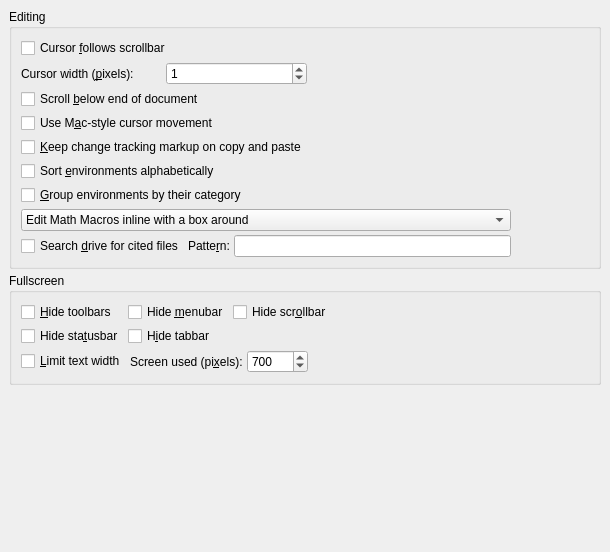
First picture: the form in src/frontends/qt/ui/PrefEditUi.ui, repository cburschka/lyx, before the edit.
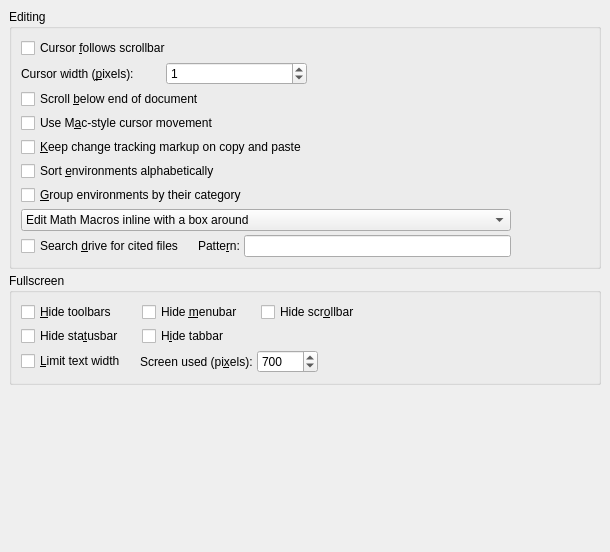
Second picture: the form after the edit.

```diff
--- a/src/frontends/qt/ui/PrefEditUi.ui
+++ b/src/frontends/qt/ui/PrefEditUi.ui
@@ -120,6 +120,22 @@
           </property>
          </widget>
         </item>
+        <item>
+         <spacer name="horizontalSpacer_8">
+          <property name="orientation">
+           <enum>Qt::Horizontal</enum>
+          </property>
+          <property name="sizeType">
+           <enum>QSizePolicy::Fixed</enum>
+          </property>
+          <property name="sizeHint" stdset="0">
+           <size>
+            <width>10</width>
+            <height>20</height>
+           </size>
+          </property>
+         </spacer>
+        </item>
         <item>
          <layout class="QHBoxLayout" name="horizontalLayout_3">
           <item>
@@ -208,42 +224,32 @@
       <bool>true</bool>
      </property>
      <layout class="QGridLayout" name="gridLayout_2">
-      <item row="0" column="0">
-       <widget class="QCheckBox" name="toggleToolbarsCB">
-        <property name="sizePolicy">
-         <sizepolicy hsizetype="Fixed" vsizetype="Fixed">
-          <horstretch>0</horstretch>
-          <verstretch>0</verstretch>
-         </sizepolicy>
-        </property>
-        <property name="text">
-         <string>&amp;Hide toolbars</string>
-        </property>
-       </widget>
-      </item>
-      <item row="0" column="1">
+      <item row="0" column="2">
        <widget class="QCheckBox" name="toggleMenubarCB">
         <property name="text">
          <string>Hide &amp;menubar</string>
         </property>
        </widget>
       </item>
-      <item row="0" column="2">
+      <item row="0" column="4">
        <widget class="QCheckBox" name="toggleScrollbarCB">
         <property name="text">
          <string>Hide scr&amp;ollbar</string>
         </property>
        </widget>
       </item>
-      <item row="0" column="3" rowspan="2">
-       <spacer name="horizontalSpacer_4">
+      <item row="0" column="1">
+       <spacer name="horizontalSpacer_5">
         <property name="orientation">
          <enum>Qt::Horizontal</enum>
         </property>
+        <property name="sizeType">
+         <enum>QSizePolicy::Fixed</enum>
+        </property>
         <property name="sizeHint" stdset="0">
          <size>
-          <width>146</width>
-          <height>38</height>
+          <width>10</width>
+          <height>20</height>
          </size>
         </property>
        </spacer>
@@ -255,14 +261,43 @@
         </property>
        </widget>
       </item>
-      <item row="1" column="1">
+      <item row="1" column="2">
        <widget class="QCheckBox" name="toggleTabbarCB">
         <property name="text">
          <string>H&amp;ide tabbar</string>
         </property>
        </widget>
       </item>
-      <item row="2" column="0" colspan="4">
+      <item row="0" column="5" rowspan="2">
+       <spacer name="horizontalSpacer_4">
+        <property name="orientation">
+         <enum>Qt::Horizontal</enum>
+        </property>
+        <property name="sizeHint" stdset="0">
+         <size>
+          <width>146</width>
+          <height>38</height>
+         </size>
+        </property>
+       </spacer>
+      </item>
+      <item row="1" column="1">
+       <spacer name="horizontalSpacer_6">
+        <property name="orientation">
+         <enum>Qt::Horizontal</enum>
+        </property>
+        <property name="sizeType">
+         <enum>QSizePolicy::Fixed</enum>
+        </property>
+        <property name="sizeHint" stdset="0">
+         <size>
+          <width>10</width>
+          <height>20</height>
+         </size>
+        </property>
+       </spacer>
+      </item>
+      <item row="2" column="0" colspan="6">
        <layout class="QHBoxLayout" name="horizontalLayout_4">
         <item>
          <widget class="QCheckBox" name="fullscreenLimitCB">
@@ -271,6 +306,22 @@
           </property>
          </widget>
         </item>
+        <item>
+         <spacer name="horizontalSpacer_9">
+          <property name="orientation">
+           <enum>Qt::Horizontal</enum>
+          </property>
+          <property name="sizeType">
+           <enum>QSizePolicy::Fixed</enum>
+          </property>
+          <property name="sizeHint" stdset="0">
+           <size>
+            <width>10</width>
+            <height>20</height>
+           </size>
+          </property>
+         </spacer>
+        </item>
         <item>
          <widget class="QLabel" name="fullscreenWidthLA">
           <property name="text">
@@ -312,6 +363,35 @@
         </item>
        </layout>
       </item>
+      <item row="0" column="0">
+       <widget class="QCheckBox" name="toggleToolbarsCB">
+        <property name="sizePolicy">
+         <sizepolicy hsizetype="Fixed" vsizetype="Fixed">
+          <horstretch>0</horstretch>
+          <verstretch>0</verstretch>
+         </sizepolicy>
+        </property>
+        <property name="text">
+         <string>&amp;Hide toolbars</string>
+        </property>
+       </widget>
+      </item>
+      <item row="0" column="3">
+       <spacer name="horizontalSpacer_7">
+        <property name="orientation">
+         <enum>Qt::Horizontal</enum>
+        </property>
+        <property name="sizeType">
+         <enum>QSizePolicy::Fixed</enum>
+        </property>
+        <property name="sizeHint" stdset="0">
+         <size>
+          <width>10</width>
+          <height>20</height>
+         </size>
+        </property>
+       </spacer>
+      </item>
      </layout>
     </widget>
    </item>
```
